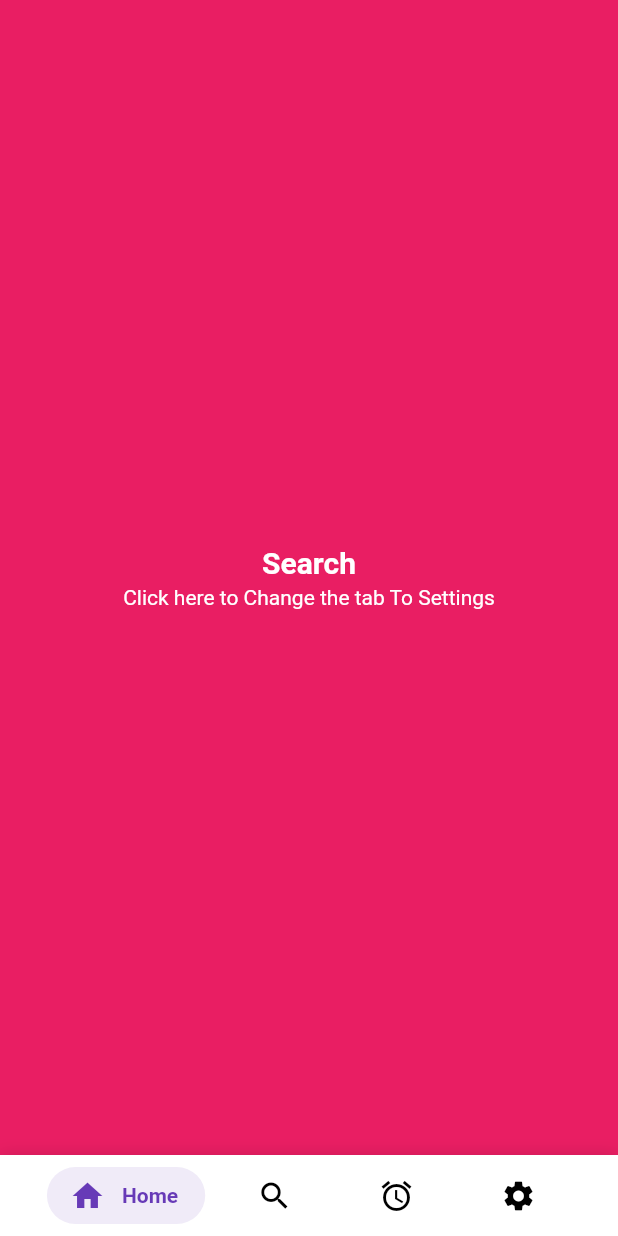
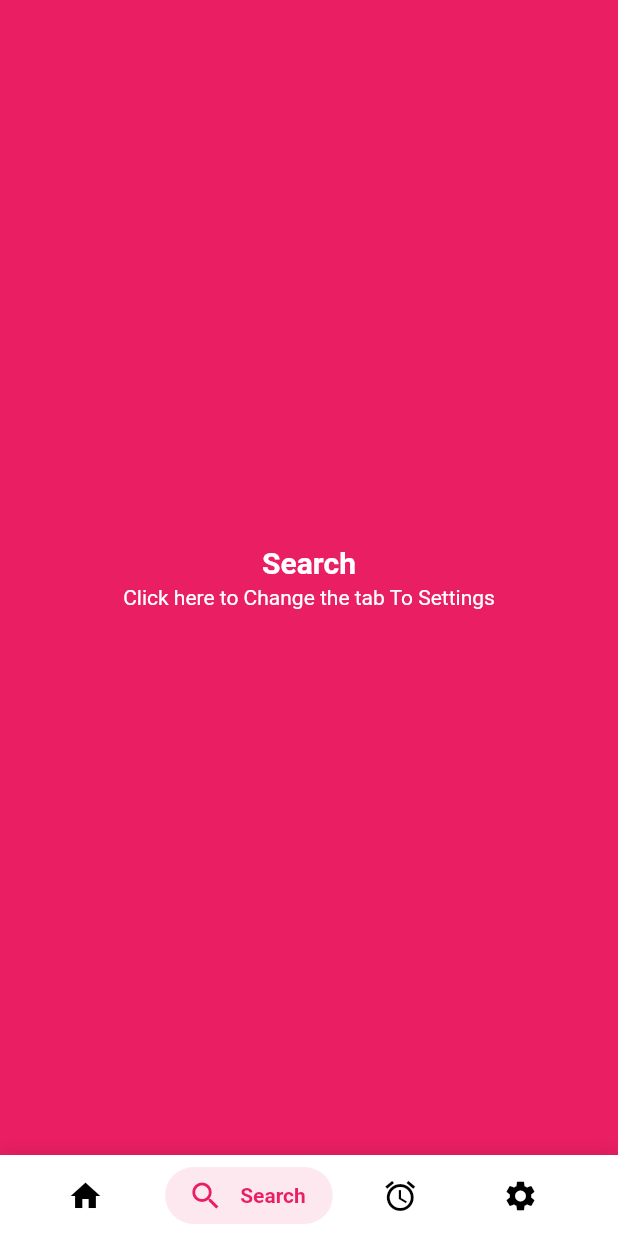
Before and after one commit to kushalmahapatro/cuberto_bottom_bar, a Flutter app: the screen it shows after launch, item 2 of the bottom bar chosen, on a phone screen of 412 x 824 dp. Run offline on Flutter 3.47's test engine with Material 2 defaults, Android fonts, the light colour scheme and no system bars.

Commit message:
Added support to change the tab programtically

```diff
--- a/example/lib/main.dart
+++ b/example/lib/main.dart
@@ -100,7 +100,7 @@ class _MyHomePageState extends State<MyHomePage>  with SingleTickerProviderState
       bottomNavigationBar: CubertoBottomBar(
         inactiveIconColor: inactiveColor,
         tabStyle: CubertoTabStyle.STYLE_FADED_BACKGROUND,
-        selectedTab: 0, /// initial Selection has been renames to selectedTab, setting the index value to this will change the tab
+        selectedTab: currentPage, /// initial Selection has been renames to selectedTab, setting the index value to this will change the tab
         tabs: tabs.map((value) => TabData(
           iconData: value.icon,
           title: value.title,
```
